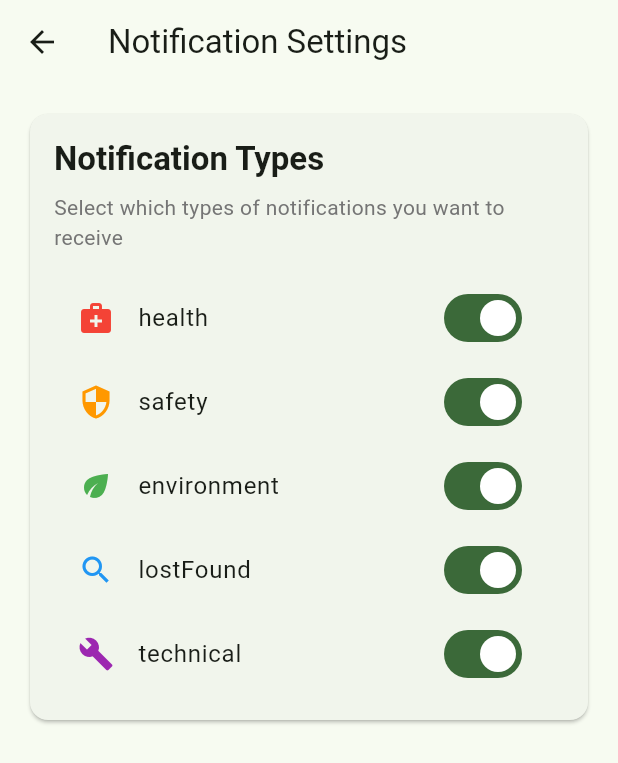
After one commit to anlardakose/Mobile_Programming_Project, a Flutter app: the NotificationSettingsScreen screen opened directly, on a phone screen of 412 x 824 dp. The commit adds this screen. Shown: the top 763 px of the screen. Run offline on Flutter 3.47's test engine with Material 3 defaults, Android fonts, the phone set to English and light mode, and no system bars; our stand-ins replace cloud_firestore, firebase_auth, firebase_core, geolocator, google_maps_flutter, image_picker and 1 more; accounts and stored records are empty.

Commit message:
Add following filter, notification settings, and followed notifications screen. Clean up unused files and dependencies.

```diff
--- /dev/null
+++ b/lib/screens/profile/notification_settings_screen.dart
@@ -0,0 +1,134 @@
+import 'package:flutter/material.dart';
+import 'package:shared_preferences/shared_preferences.dart';
+import '../../models/notification_model.dart';
+
+class NotificationSettingsScreen extends StatefulWidget {
+  const NotificationSettingsScreen({super.key});
+
+  @override
+  State<NotificationSettingsScreen> createState() => _NotificationSettingsScreenState();
+}
+
+class _NotificationSettingsScreenState extends State<NotificationSettingsScreen> {
+  final Map<NotificationType, bool> _notificationSettings = {
+    NotificationType.health: true,
+    NotificationType.safety: true,
+    NotificationType.environment: true,
+    NotificationType.lostFound: true,
+    NotificationType.technical: true,
+  };
+
+  @override
+  void initState() {
+    super.initState();
+    _loadSettings();
+  }
+
+  Future<void> _loadSettings() async {
+    final prefs = await SharedPreferences.getInstance();
+    setState(() {
+      for (var type in NotificationType.values) {
+        final key = 'notification_${type.toString()}';
+        _notificationSettings[type] = prefs.getBool(key) ?? true;
+      }
+    });
+  }
+
+  Future<void> _saveSettings() async {
+    final prefs = await SharedPreferences.getInstance();
+    for (var entry in _notificationSettings.entries) {
+      await prefs.setBool('notification_${entry.key.toString()}', entry.value);
+    }
+    if (mounted) {
+      ScaffoldMessenger.of(context).showSnackBar(
+        const SnackBar(content: Text('Settings saved')),
+      );
+    }
+  }
+
+  IconData _getTypeIcon(NotificationType type) {
+    switch (type) {
+      case NotificationType.health:
+        return Icons.medical_services;
+      case NotificationType.safety:
+        return Icons.security;
+      case NotificationType.environment:
+        return Icons.eco;
+      case NotificationType.lostFound:
+        return Icons.search;
+      case NotificationType.technical:
+        return Icons.build;
+    }
+  }
+
+  Color _getTypeColor(NotificationType type) {
+    switch (type) {
+      case NotificationType.health:
+        return Colors.red;
+      case NotificationType.safety:
+        return Colors.orange;
+      case NotificationType.environment:
+        return Colors.green;
+      case NotificationType.lostFound:
+        return Colors.blue;
+      case NotificationType.technical:
+        return Colors.purple;
+    }
+  }
+
+  String _getTypeName(NotificationType type) {
+    return type.toString().split('.').last;
+  }
+
+  @override
+  Widget build(BuildContext context) {
+    return Scaffold(
+      appBar: AppBar(
+        title: const Text('Notification Settings'),
+      ),
+      body: ListView(
+        padding: const EdgeInsets.all(16),
+        children: [
+          Card(
+            child: Padding(
+              padding: const EdgeInsets.all(16),
+              child: Column(
+                crossAxisAlignment: CrossAxisAlignment.start,
+                children: [
+                  Text(
+                    'Notification Types',
+                    style: Theme.of(context).textTheme.titleLarge?.copyWith(
+                          fontWeight: FontWeight.bold,
+                        ),
+                  ),
+                  const SizedBox(height: 8),
+                  Text(
+                    'Select which types of notifications you want to receive',
+                    style: TextStyle(color: Colors.grey[600]),
+                  ),
+                  const SizedBox(height: 16),
+                  ...NotificationType.values.map((type) {
+                    return SwitchListTile(
+                      secondary: Icon(
+                        _getTypeIcon(type),
+                        color: _getTypeColor(type),
+                      ),
+                      title: Text(_getTypeName(type)),
+                      value: _notificationSettings[type] ?? true,
+                      onChanged: (value) {
+                        setState(() {
+                          _notificationSettings[type] = value;
+                        });
+                        _saveSettings();
+                      },
+                    );
+                  }),
+                ],
+              ),
+            ),
+          ),
+        ],
+      ),
+    );
+  }
+}
--- a/lib/services/router_service.dart
+++ /dev/null
@@ -1,3 +0,0 @@
-// Router service için placeholder
-// Şu an için MaterialPageRoute kullanıyoruz
-// İleride go_router'a geçilebilir
--- a/pubspec.yaml
+++ b/pubspec.yaml
@@ -16,9 +16,6 @@ dependencies:
   # State Management
   provider: ^6.1.1
 
-  # Navigation
-  go_router: ^12.1.3
-
   # Maps
   google_maps_flutter: ^2.5.0
   geolocator: ^11.0.0
@@ -33,9 +30,6 @@ dependencies:
   # Image handling
   image_picker: ^1.0.7
 
-  # HTTP requests
-  http: ^1.1.2
-
   # Local storage
   shared_preferences: ^2.2.2
 
```
Also changed, not shown: lib/models/user_model.dart (+6 -4 lines), lib/providers/auth_provider.dart (+18 -3 lines), lib/providers/notification_provider.dart (+7 -4 lines), lib/screens/map/map_screen.dart (+120 -33 lines), lib/screens/notification/create_notification_screen.dart (+95 -15 lines), lib/screens/notification/notification_list_screen.dart (+11 -1 lines), lib/screens/profile/followed_notifications_screen.dart (added, +216 -0 lines), lib/screens/profile/profile_screen.dart (+8 -8 lines), lib/services/auth_service.dart (+48 -6 lines), ToDoList.txt (renamed from Yeni Metin Belgesi.txt), pubspec.lock, 7 other files.
